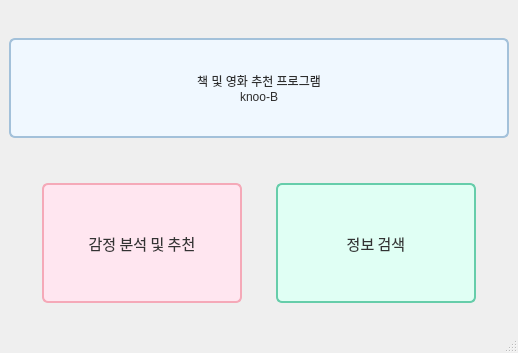
This is ui_files/main.ui in jiwoo1105/DKU_Opensource_knoo-B as Qt 5 draws it before an edit. The edited form follows.
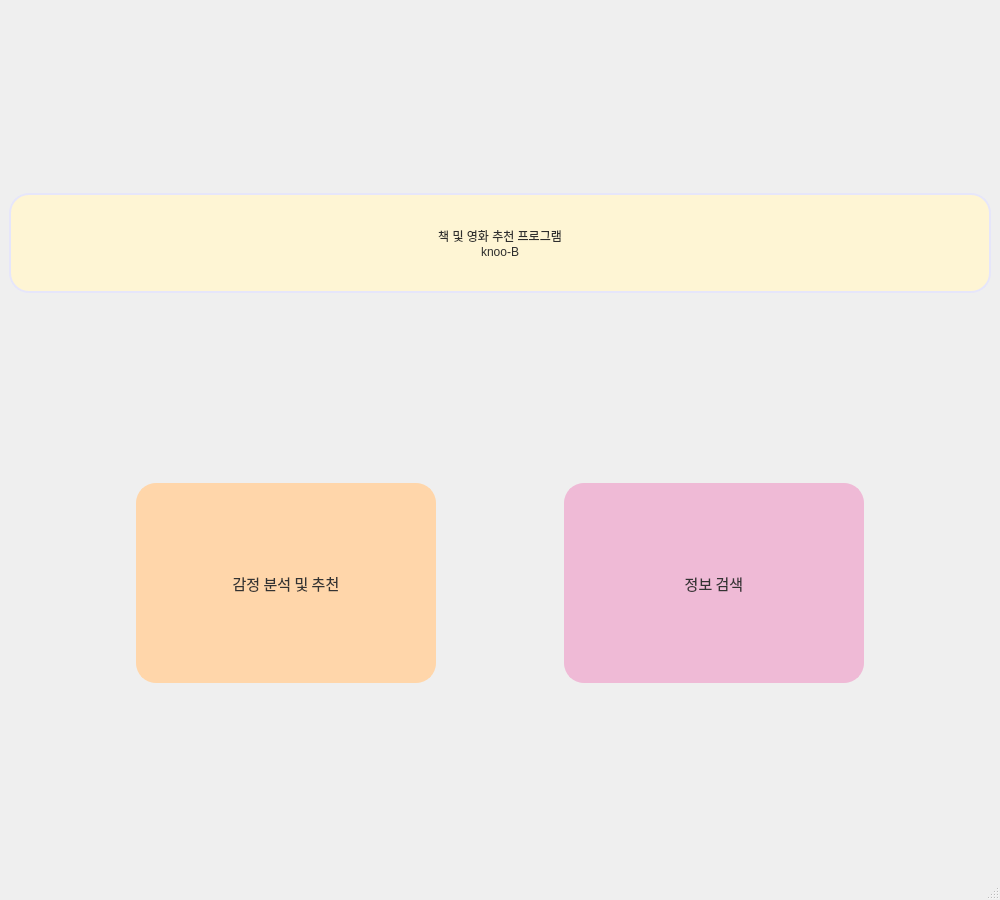
This is the edited form.

Commit message: 전체적인 UI 수정 (사이즈, 글꼴)

```diff
--- a/ui_files/main.ui
+++ b/ui_files/main.ui
@@ -6,8 +6,8 @@
    <rect>
     <x>0</x>
     <y>0</y>
-    <width>518</width>
-    <height>353</height>
+    <width>1000</width>
+    <height>900</height>
    </rect>
   </property>
   <property name="sizePolicy">
@@ -39,7 +39,7 @@
         </property>
         <property name="maximumSize">
          <size>
-          <width>16777215</width>
+          <width>1800</width>
           <height>100</height>
          </size>
         </property>
@@ -49,11 +49,9 @@
 
 border-style: solid;
 border-width: 2px;
-border-color: #A3C1DA;
-border-radius: 6px;
-background-color: #F0F8FF;
-
-
+border-color: #E6E6FA;
+border-radius: 20px;
+background-color:#FEF5D4;
 
 
 </string>
@@ -88,14 +86,14 @@
           </property>
           <property name="minimumSize">
            <size>
-            <width>200</width>
-            <height>120</height>
+            <width>300</width>
+            <height>200</height>
            </size>
           </property>
           <property name="maximumSize">
            <size>
-            <width>200</width>
-            <height>100</height>
+            <width>300</width>
+            <height>200</height>
            </size>
           </property>
           <property name="font">
@@ -113,10 +111,10 @@
 
 border-style: solid;
 border-width: 2px;
-border-color: #F5A9B8; 
-border-radius: 6px;
+border-color: #FFD6AA; 
+border-radius: 20px;
+background-color: #FFD6AA; 
 
-background-color: #FFE6F0; /* 연한 파스텔 핑크 */
 </string>
           </property>
           <property name="text">
@@ -134,14 +132,14 @@
           </property>
           <property name="minimumSize">
            <size>
-            <width>200</width>
-            <height>120</height>
+            <width>300</width>
+            <height>200</height>
            </size>
           </property>
           <property name="maximumSize">
            <size>
-            <width>200</width>
-            <height>100</height>
+            <width>300</width>
+            <height>200</height>
            </size>
           </property>
           <property name="font">
@@ -161,9 +159,9 @@
 
 border-style: solid;
 border-width: 2px;
-border-color: #66CDAA;
-border-radius: 6px;
-background-color: #E0FFF4;
+border-color: #EFBAD6;
+border-radius: 20px;
+background-color: #EFBAD6;
 
 </string>
           </property>
```
The commit also changes 6 other files.
